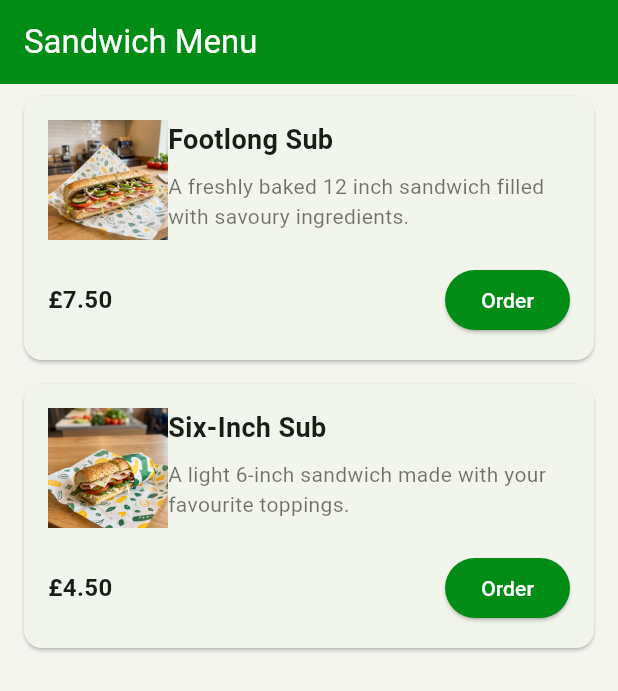
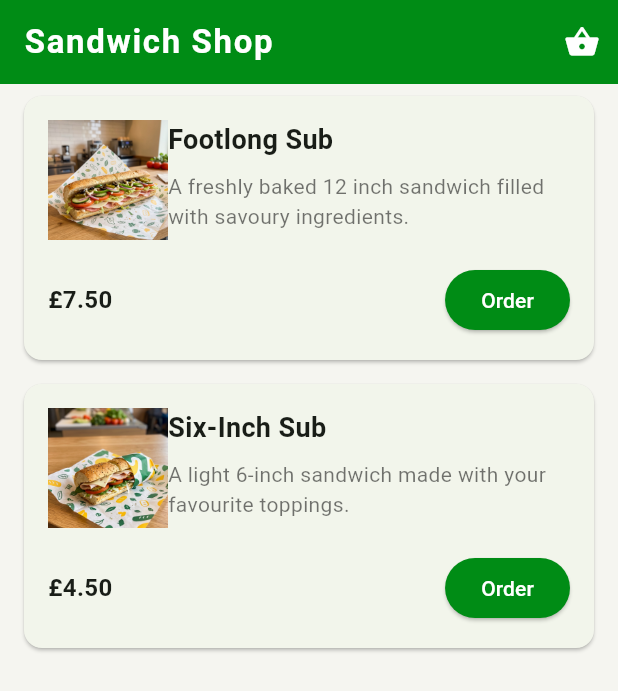
Before and after one commit to Aaron-1235/flutter_application_1, a Flutter app: the screen it shows after launch, on a phone screen of 412 x 824 dp. Shown: the top 691 px of the screen. Run offline on Flutter 3.47's test engine with Material 3 defaults, Android fonts, the phone set to English and light mode, and no system bars.

Commit message:
Add the basket button to the menu bar app

```diff
--- a/lib/screens/menu_screen.dart
+++ b/lib/screens/menu_screen.dart
@@ -2,6 +2,8 @@ import 'package:flutter/material.dart';
 import 'package:flutter_application_1/models/sandwich.dart';
 import 'package:flutter_application_1/repositories/sandwich_repository.dart';
 import 'package:flutter_application_1/widgets/sandwich_card.dart';
+import 'package:flutter_application_1/constants.dart';
+import 'package:flutter_application_1/widgets/basket_button.dart';
 
 class MenuScreen extends StatelessWidget {
   const MenuScreen({super.key});
@@ -12,7 +14,10 @@ class MenuScreen extends StatelessWidget {
     final List<Sandwich> sandwiches = repository.getSandwiches();
 
     return Scaffold(
-      appBar: AppBar(title: const Text('Sandwich Menu')),
+      appBar: AppBar(
+        title: const Text(appTitle, style: shopHeaderStyle),
+        actions: const [BasketButton()],
+      ),
       body: ListView.builder(
         itemCount: sandwiches.length,
         itemBuilder: (context, index) {
```
